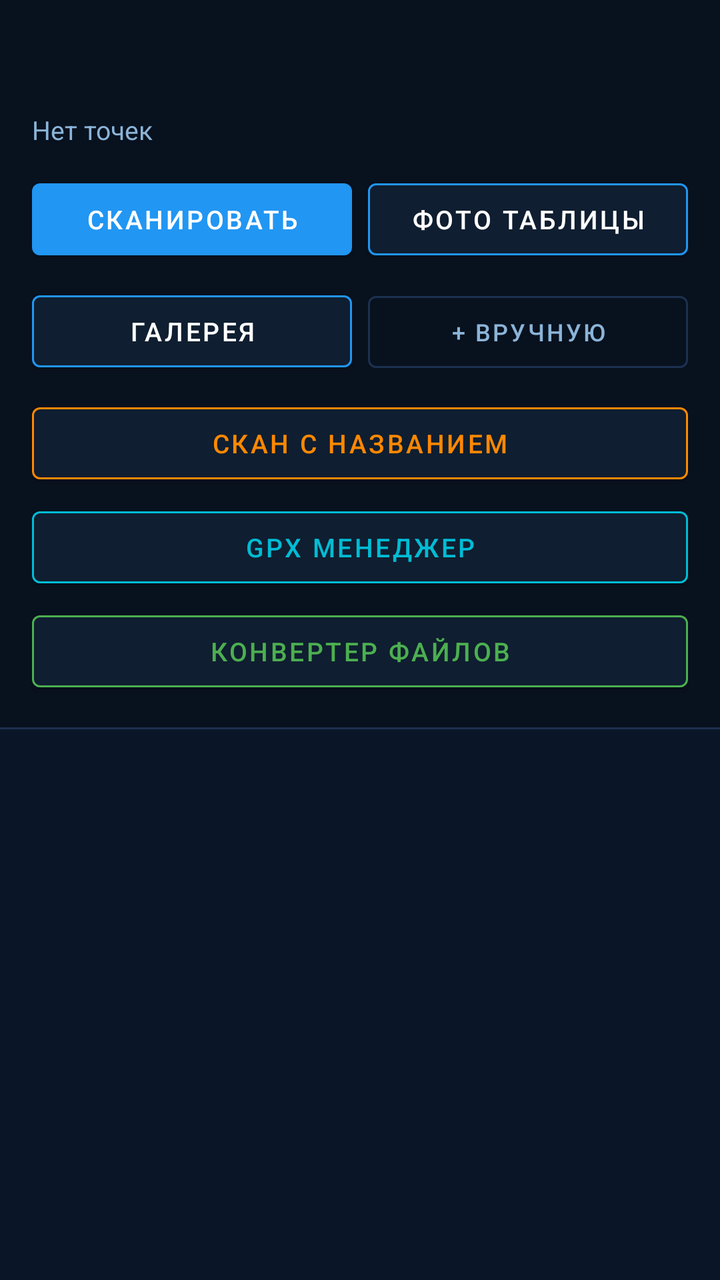
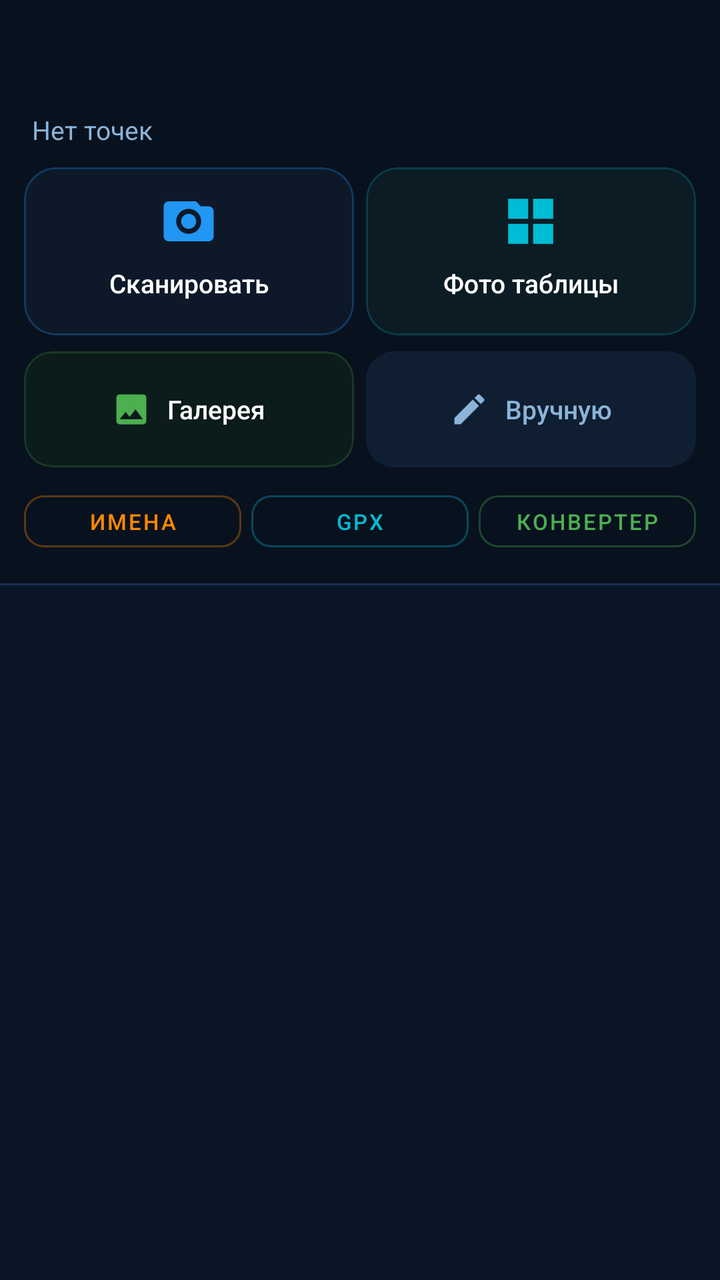

An Android layout rendered at two revisions. The XML below is the earlier revision; the diff shows what the commit changed to produce the second picture.
<!-- AndroidManifest.xml: application theme Theme.CoordScanner -->
<!-- res/layout/activity_main.xml -->
<?xml version="1.0" encoding="utf-8"?>
<androidx.coordinatorlayout.widget.CoordinatorLayout
    xmlns:android="http://schemas.android.com/apk/res/android"
    xmlns:app="http://schemas.android.com/apk/res-auto"
    android:layout_width="match_parent"
    android:layout_height="match_parent"
    android:background="@color/navy_bg">

    <com.google.android.material.appbar.AppBarLayout
        android:layout_width="match_parent"
        android:layout_height="wrap_content"
        android:background="@color/navy_deep"
        app:elevation="0dp">

        <androidx.appcompat.widget.Toolbar
            android:id="@+id/toolbar"
            android:layout_width="match_parent"
            android:layout_height="?attr/actionBarSize"
            android:background="@color/navy_deep"
            app:titleTextColor="@color/white"
            app:subtitleTextColor="@color/text_secondary" />

        
        <LinearLayout
            android:layout_width="match_parent"
            android:layout_height="wrap_content"
            android:orientation="vertical"
            android:paddingHorizontal="16dp"
            android:paddingBottom="14dp">

            <TextView
                android:id="@+id/tvPointCount"
                android:layout_width="match_parent"
                android:layout_height="wrap_content"
                android:text="Нет точек"
                android:textColor="@color/text_secondary"
                android:textSize="13sp"
                android:layout_marginBottom="12dp" />

            <LinearLayout
                android:layout_width="match_parent"
                android:layout_height="wrap_content"
                android:orientation="horizontal"
                android:layout_marginBottom="8dp">

                <com.google.android.material.button.MaterialButton
                    android:id="@+id/btnScan"
                    android:layout_width="0dp"
                    android:layout_height="48dp"
                    android:layout_weight="1"
                    android:layout_marginEnd="8dp"
                    android:text="Сканировать"
                    android:textSize="13sp"
                    android:fontFamily="sans-serif-medium"
                    app:backgroundTint="@color/primary"
                    app:iconTint="@color/white" />

                <com.google.android.material.button.MaterialButton
                    android:id="@+id/btnPhotoBatch"
                    android:layout_width="0dp"
                    android:layout_height="48dp"
                    android:layout_weight="1"
                    android:text="Фото таблицы"
                    android:textSize="13sp"
                    android:fontFamily="sans-serif-medium"
                    app:backgroundTint="@color/navy_surface"
                    app:strokeColor="@color/primary"
                    app:strokeWidth="1dp" />
            </LinearLayout>

            <LinearLayout
                android:layout_width="match_parent"
                android:layout_height="wrap_content"
                android:orientation="horizontal"
                android:layout_marginBottom="8dp">

                <com.google.android.material.button.MaterialButton
                    android:id="@+id/btnGallery"
                    android:layout_width="0dp"
                    android:layout_height="48dp"
                    android:layout_weight="1"
                    android:layout_marginEnd="8dp"
                    android:text="Галерея"
                    android:textSize="13sp"
                    android:fontFamily="sans-serif-medium"
                    app:backgroundTint="@color/navy_surface"
                    app:strokeColor="@color/primary"
                    app:strokeWidth="1dp" />

                <com.google.android.material.button.MaterialButton
                    android:id="@+id/fab"
                    style="@style/Widget.MaterialComponents.Button.OutlinedButton"
                    android:layout_width="0dp"
                    android:layout_height="48dp"
                    android:layout_weight="1"
                    android:text="+ Вручную"
                    android:textColor="@color/text_secondary"
                    android:textSize="12sp"
                    app:strokeColor="@color/navy_stroke" />
            </LinearLayout>

            
            <com.google.android.material.button.MaterialButton
                android:id="@+id/btnColumnScan"
                android:layout_width="match_parent"
                android:layout_height="48dp"
                android:text="Скан с названием"
                android:textSize="13sp"
                android:fontFamily="sans-serif-medium"
                app:backgroundTint="@color/navy_surface"
                app:strokeColor="#FF8800"
                app:strokeWidth="1dp"
                android:textColor="#FF8800" />

            
            <com.google.android.material.button.MaterialButton
                android:id="@+id/btnGpxManager"
                android:layout_width="match_parent"
                android:layout_height="48dp"
                android:layout_marginTop="4dp"
                android:text="GPX Менеджер"
                android:textSize="13sp"
                android:fontFamily="sans-serif-medium"
                app:backgroundTint="@color/navy_surface"
                app:strokeColor="@color/accent"
                app:strokeWidth="1dp"
                android:textColor="@color/accent" />

            
            <com.google.android.material.button.MaterialButton
                android:id="@+id/btnConverter"
                android:layout_width="match_parent"
                android:layout_height="48dp"
                android:layout_marginTop="4dp"
                android:text="Конвертер файлов"
                android:textSize="13sp"
                android:fontFamily="sans-serif-medium"
                app:backgroundTint="@color/navy_surface"
                app:strokeColor="@color/scanner_green"
                app:strokeWidth="1dp"
                android:textColor="@color/scanner_green" />
        </LinearLayout>

        
        <View
            android:layout_width="match_parent"
            android:layout_height="1dp"
            android:background="@color/navy_stroke" />

    </com.google.android.material.appbar.AppBarLayout>

    
    <LinearLayout
        android:layout_width="match_parent"
        android:layout_height="match_parent"
        android:orientation="vertical"
        app:layout_behavior="@string/appbar_scrolling_view_behavior">

        <FrameLayout
            android:layout_width="match_parent"
            android:layout_height="match_parent">

            <androidx.recyclerview.widget.RecyclerView
                android:id="@+id/recyclerView"
                android:layout_width="match_parent"
                android:layout_height="match_parent"
                android:paddingVertical="8dp"
                android:clipToPadding="false" />

            <LinearLayout
                android:id="@+id/emptyState"
                android:layout_width="wrap_content"
                android:layout_height="wrap_content"
                android:layout_gravity="center"
                android:orientation="vertical"
                android:gravity="center"
                android:visibility="gone">

                <TextView
                    android:layout_width="wrap_content"
                    android:layout_height="wrap_content"
                    android:text="📡"
                    android:textSize="56sp" />

                <TextView
                    android:layout_width="wrap_content"
                    android:layout_height="wrap_content"
                    android:text="Точек нет"
                    android:textColor="@color/text_secondary"
                    android:textSize="18sp"
                    android:fontFamily="sans-serif-medium"
                    android:layout_marginTop="12dp" />

                <TextView
                    android:layout_width="wrap_content"
                    android:layout_height="wrap_content"
                    android:text="Нажмите «Сканировать»"
                    android:textColor="@color/text_hint"
                    android:textSize="13sp"
                    android:layout_marginTop="4dp" />
            </LinearLayout>
        </FrameLayout>
    </LinearLayout>

    
    <com.google.android.material.floatingactionbutton.FloatingActionButton
        android:id="@+id/btnExportBar"
        android:layout_width="wrap_content"
        android:layout_height="wrap_content"
        android:layout_gravity="bottom|end"
        android:layout_margin="20dp"
        android:contentDescription="Экспорт GPX"
        android:src="@android:drawable/ic_menu_share"
        app:backgroundTint="@color/navy_surface"
        app:tint="@color/text_secondary"
        app:elevation="4dp"
        android:visibility="gone" />

</androidx.coordinatorlayout.widget.CoordinatorLayout>
<!-- resources referenced by this layout -->
<resources>
  <color name="accent">#00BCD4</color>
  <color name="navy_bg">#0A1628</color>
  <color name="navy_deep">#08111E</color>
  <color name="navy_stroke">#1C3050</color>
  <color name="navy_surface">#0F1E30</color>
  <color name="primary">#2196F3</color>
  <color name="scanner_green">#4CAF50</color>
  <color name="text_hint">#3A5070</color>
  <color name="text_secondary">#8BB4D8</color>
  <color name="white">#FFFFFF</color>
  <style name="Theme.CoordScanner" parent="Theme.MaterialComponents.DayNight.NoActionBar">
          <item name="colorPrimary">@color/primary</item>
          <item name="colorPrimaryVariant">@color/primary_dark</item>
          <item name="colorOnPrimary">@color/on_primary</item>
          <item name="colorSecondary">@color/accent</item>
          <item name="colorSecondaryVariant">@color/accent</item>
          <item name="colorOnSecondary">@color/white</item>
          <item name="android:statusBarColor">@color/navy_deep</item>
          <item name="android:navigationBarColor">@color/navy_deep</item>
          <item name="android:windowBackground">@color/navy_bg</item>
          <item name="materialCardViewStyle">@style/CardStyle</item>
          <item name="colorSurface">@color/navy_surface</item>
          <item name="colorOnSurface">@color/text_primary</item>
      </style>
  <color name="primary_dark">#1565C0</color>
  <color name="on_primary">#FFFFFF</color>
  <style name="CardStyle" parent="Widget.MaterialComponents.CardView">
          <item name="cardElevation">2dp</item>
          <item name="cardCornerRadius">14dp</item>
          <item name="android:layout_marginBottom">6dp</item>
          <item name="cardBackgroundColor">@color/navy_card</item>
          <item name="strokeColor">@color/navy_stroke</item>
          <item name="strokeWidth">1dp</item>
      </style>
  <color name="text_primary">#FFFFFF</color>
  <color name="navy_card">#111E30</color>
</resources>

<!-- the commit's change to res/layout/activity_main.xml (unified diff, before → after) -->
@@ -24,9 +24,11 @@
         <LinearLayout
             android:layout_width="match_parent"
             android:layout_height="wrap_content"
-            android:orientation="vertical"
-            android:paddingHorizontal="16dp"
-            android:paddingBottom="14dp">
+            android:orientation="horizontal"
+            android:gravity="center_vertical"
+            android:paddingStart="16dp"
+            android:paddingEnd="16dp"
+            android:paddingBottom="10dp">
 
             <TextView
                 android:id="@+id/tvPointCount"
@@ -34,111 +36,257 @@
                 android:layout_height="wrap_content"
                 android:text="Нет точек"
                 android:textColor="@color/text_secondary"
-                android:textSize="13sp"
-                android:layout_marginBottom="12dp" />
-
-            <LinearLayout
-                android:layout_width="match_parent"
-                android:layout_height="wrap_content"
-                android:orientation="horizontal"
-                android:layout_marginBottom="8dp">
-
-                <com.google.android.material.button.MaterialButton
-                    android:id="@+id/btnScan"
-                    android:layout_width="0dp"
-                    android:layout_height="48dp"
-                    android:layout_weight="1"
-                    android:layout_marginEnd="8dp"
-                    android:text="Сканировать"
-                    android:textSize="13sp"
-                    android:fontFamily="sans-serif-medium"
-                    app:backgroundTint="@color/primary"
-                    app:iconTint="@color/white" />
-
-                <com.google.android.material.button.MaterialButton
-                    android:id="@+id/btnPhotoBatch"
-                    android:layout_width="0dp"
-                    android:layout_height="48dp"
-                    android:layout_weight="1"
-                    android:text="Фото таблицы"
-                    android:textSize="13sp"
-                    android:fontFamily="sans-serif-medium"
-                    app:backgroundTint="@color/navy_surface"
-                    app:strokeColor="@color/primary"
-                    app:strokeWidth="1dp" />
-            </LinearLayout>
-
-            <LinearLayout
-                android:layout_width="match_parent"
-                android:layout_height="wrap_content"
-                android:orientation="horizontal"
-                android:layout_marginBottom="8dp">
-
-                <com.google.android.material.button.MaterialButton
-                    android:id="@+id/btnGallery"
-                    android:layout_width="0dp"
-                    android:layout_height="48dp"
-                    android:layout_weight="1"
-                    android:layout_marginEnd="8dp"
-                    android:text="Галерея"
-                    android:textSize="13sp"
-                    android:fontFamily="sans-serif-medium"
-                    app:backgroundTint="@color/navy_surface"
-                    app:strokeColor="@color/primary"
-                    app:strokeWidth="1dp" />
-
-                <com.google.android.material.button.MaterialButton
-                    android:id="@+id/fab"
-                    style="@style/Widget.MaterialComponents.Button.OutlinedButton"
-                    android:layout_width="0dp"
-                    android:layout_height="48dp"
-                    android:layout_weight="1"
-                    android:text="+ Вручную"
-                    android:textColor="@color/text_secondary"
-                    android:textSize="12sp"
-                    app:strokeColor="@color/navy_stroke" />
-            </LinearLayout>
-
-            
+                android:textSize="13sp" />
+        </LinearLayout>
+
+        
+        <LinearLayout
+            android:layout_width="match_parent"
+            android:layout_height="wrap_content"
+            android:orientation="horizontal"
+            android:paddingStart="12dp"
+            android:paddingEnd="12dp"
+            android:paddingBottom="8dp">
+
+            <com.google.android.material.card.MaterialCardView
+                android:id="@+id/btnScan"
+                android:layout_width="0dp"
+                android:layout_height="84dp"
+                android:layout_weight="1"
+                android:layout_marginEnd="6dp"
+                android:clickable="true"
+                android:focusable="true"
+                app:cardBackgroundColor="#0D1929"
+                app:cardCornerRadius="16dp"
+                app:cardElevation="0dp"
+                app:strokeColor="#442196F3"
+                app:strokeWidth="1dp"
+                app:rippleColor="#332196F3">
+
+                <LinearLayout
+                    android:layout_width="match_parent"
+                    android:layout_height="match_parent"
+                    android:orientation="vertical"
+                    android:gravity="center"
+                    android:padding="12dp">
+
+                    <ImageView
+                        android:layout_width="30dp"
+                        android:layout_height="30dp"
+                        android:src="@drawable/ic_scan_live"
+                        android:tint="@color/primary"
+                        android:contentDescription="" />
+
+                    <TextView
+                        android:layout_width="wrap_content"
+                        android:layout_height="wrap_content"
+                        android:text="Сканировать"
+                        android:textColor="@color/white"
+                        android:textSize="13sp"
+                        android:fontFamily="sans-serif-medium"
+                        android:layout_marginTop="7dp"
+                        android:gravity="center" />
+
+                    <TextView
+                        android:layout_width="wrap_content"
+                        android:layout_height="wrap_content"
+                        android:text="Живая OCR"
+                        android:textColor="@color/text_hint"
+                        android:textSize="10sp"
+                        android:layout_marginTop="2dp" />
+                </LinearLayout>
+            </com.google.android.material.card.MaterialCardView>
+
+            <com.google.android.material.card.MaterialCardView
+                android:id="@+id/btnPhotoBatch"
+                android:layout_width="0dp"
+                android:layout_height="84dp"
+                android:layout_weight="1"
+                android:clickable="true"
+                android:focusable="true"
+                app:cardBackgroundColor="#0B1C24"
+                app:cardCornerRadius="16dp"
+                app:cardElevation="0dp"
+                app:strokeColor="#3300BCD4"
+                app:strokeWidth="1dp"
+                app:rippleColor="#2200BCD4">
+
+                <LinearLayout
+                    android:layout_width="match_parent"
+                    android:layout_height="match_parent"
+                    android:orientation="vertical"
+                    android:gravity="center"
+                    android:padding="12dp">
+
+                    <ImageView
+                        android:layout_width="30dp"
+                        android:layout_height="30dp"
+                        android:src="@drawable/ic_photo_batch"
+                        android:tint="@color/accent"
+                        android:contentDescription="" />
+
+                    <TextView
+                        android:layout_width="wrap_content"
+                        android:layout_height="wrap_content"
+                        android:text="Фото таблицы"
+                        android:textColor="@color/white"
+                        android:textSize="13sp"
+                        android:fontFamily="sans-serif-medium"
+                        android:layout_marginTop="7dp"
+                        android:gravity="center" />
+
+                    <TextView
+                        android:layout_width="wrap_content"
+                        android:layout_height="wrap_content"
+                        android:text="Пакетный режим"
+                        android:textColor="@color/text_hint"
+                        android:textSize="10sp"
+                        android:layout_marginTop="2dp" />
+                </LinearLayout>
+            </com.google.android.material.card.MaterialCardView>
+        </LinearLayout>
+
+        
+        <LinearLayout
+            android:layout_width="match_parent"
+            android:layout_height="wrap_content"
+            android:orientation="horizontal"
+            android:paddingStart="12dp"
+            android:paddingEnd="12dp"
+            android:paddingBottom="8dp">
+
+            <com.google.android.material.card.MaterialCardView
+                android:id="@+id/btnGallery"
+                android:layout_width="0dp"
+                android:layout_height="58dp"
+                android:layout_weight="1"
+                android:layout_marginEnd="6dp"
+                android:clickable="true"
+                android:focusable="true"
+                app:cardBackgroundColor="#0B1C1A"
+                app:cardCornerRadius="14dp"
+                app:cardElevation="0dp"
+                app:strokeColor="#334CAF50"
+                app:strokeWidth="1dp"
+                app:rippleColor="#224CAF50">
+
+                <LinearLayout
+                    android:layout_width="match_parent"
+                    android:layout_height="match_parent"
+                    android:orientation="horizontal"
+                    android:gravity="center"
+                    android:paddingHorizontal="12dp">
+
+                    <ImageView
+                        android:layout_width="20dp"
+                        android:layout_height="20dp"
+                        android:src="@drawable/ic_gallery"
+                        android:tint="@color/scanner_green"
+                        android:contentDescription="" />
+
+                    <TextView
+                        android:layout_width="wrap_content"
+                        android:layout_height="wrap_content"
+                        android:text="Галерея"
+                        android:textColor="@color/white"
+                        android:textSize="13sp"
+                        android:fontFamily="sans-serif-medium"
+                        android:layout_marginStart="8dp" />
+                </LinearLayout>
+            </com.google.android.material.card.MaterialCardView>
+
+            <com.google.android.material.card.MaterialCardView
+                android:id="@+id/fab"
+                android:layout_width="0dp"
+                android:layout_height="58dp"
+                android:layout_weight="1"
+                android:clickable="true"
+                android:focusable="true"
+                app:cardBackgroundColor="#0F1E30"
+                app:cardCornerRadius="14dp"
+                app:cardElevation="0dp"
+                app:strokeColor="#221C3050"
+                app:strokeWidth="1dp"
+                app:rippleColor="#11FFFFFF">
+
+                <LinearLayout
+                    android:layout_width="match_parent"
+                    android:layout_height="match_parent"
+                    android:orientation="horizontal"
+                    android:gravity="center"
+                    android:paddingHorizontal="12dp">
+
+                    <ImageView
+                        android:layout_width="20dp"
+                        android:layout_height="20dp"
+                        android:src="@drawable/ic_add_manual"
+                        android:tint="@color/text_secondary"
+                        android:contentDescription="" />
+
+                    <TextView
+                        android:layout_width="wrap_content"
+                        android:layout_height="wrap_content"
+                        android:text="Вручную"
+                        android:textColor="@color/text_secondary"
+                        android:textSize="13sp"
+                        android:fontFamily="sans-serif-medium"
+                        android:layout_marginStart="8dp" />
+                </LinearLayout>
+            </com.google.android.material.card.MaterialCardView>
+        </LinearLayout>
+
+        
+        <LinearLayout
+            android:layout_width="match_parent"
+            android:layout_height="wrap_content"
+            android:orientation="horizontal"
+            android:paddingStart="12dp"
+            android:paddingEnd="12dp"
+            android:paddingBottom="12dp">
+
             <com.google.android.material.button.MaterialButton
                 android:id="@+id/btnColumnScan"
-                android:layout_width="match_parent"
-                android:layout_height="48dp"
-                android:text="Скан с названием"
-                android:textSize="13sp"
-                android:fontFamily="sans-serif-medium"
-                app:backgroundTint="@color/navy_surface"
-                app:strokeColor="#FF8800"
-                app:strokeWidth="1dp"
-                android:textColor="#FF8800" />
-
-            
+                style="@style/Widget.MaterialComponents.Button.OutlinedButton"
+                android:layout_width="0dp"
+                android:layout_height="38dp"
+                android:layout_weight="1"
+                android:layout_marginEnd="5dp"
+                android:text="Имена"
+                android:textSize="11sp"
+                android:textColor="#FF8800"
+                android:minWidth="0dp"
+                app:strokeColor="#55FF8800"
+                app:strokeWidth="1dp"
+                app:cornerRadius="10dp" />
+
             <com.google.android.material.button.MaterialButton
                 android:id="@+id/btnGpxManager"
-                android:layout_width="match_parent"
-                android:layout_height="48dp"
-                android:layout_marginTop="4dp"
-                android:text="GPX Менеджер"
-                android:textSize="13sp"
-                android:fontFamily="sans-serif-medium"
-                app:backgroundTint="@color/navy_surface"
-                app:strokeColor="@color/accent"
-                app:strokeWidth="1dp"
-                android:textColor="@color/accent" />
-
-            
+                style="@style/Widget.MaterialComponents.Button.OutlinedButton"
+                android:layout_width="0dp"
+                android:layout_height="38dp"
+                android:layout_weight="1"
+                android:layout_marginEnd="5dp"
+                android:text="GPX"
+                android:textSize="11sp"
+                android:textColor="@color/accent"
+                android:minWidth="0dp"
+                app:strokeColor="#5500BCD4"
+                app:strokeWidth="1dp"
+                app:cornerRadius="10dp" />
+
             <com.google.android.material.button.MaterialButton
                 android:id="@+id/btnConverter"
-                android:layout_width="match_parent"
-                android:layout_height="48dp"
-                android:layout_marginTop="4dp"
-                android:text="Конвертер файлов"
-                android:textSize="13sp"
-                android:fontFamily="sans-serif-medium"
-                app:backgroundTint="@color/navy_surface"
-                app:strokeColor="@color/scanner_green"
-                app:strokeWidth="1dp"
-                android:textColor="@color/scanner_green" />
+                style="@style/Widget.MaterialComponents.Button.OutlinedButton"
+                android:layout_width="0dp"
+                android:layout_height="38dp"
+                android:layout_weight="1"
+                android:text="Конвертер"
+                android:textSize="11sp"
+                android:textColor="@color/scanner_green"
+                android:minWidth="0dp"
+                app:strokeColor="#554CAF50"
+                app:strokeWidth="1dp"
+                app:cornerRadius="10dp" />
         </LinearLayout>
 
         
@@ -150,57 +298,51 @@
     </com.google.android.material.appbar.AppBarLayout>
 
     
-    <LinearLayout
+    <FrameLayout
         android:layout_width="match_parent"
         android:layout_height="match_parent"
-        android:orientation="vertical"
         app:layout_behavior="@string/appbar_scrolling_view_behavior">
 
-        <FrameLayout
-            android:layout_width="match_parent"
-            android:layout_height="match_parent">
-
-            <androidx.recyclerview.widget.RecyclerView
-                android:id="@+id/recyclerView"
-                android:layout_width="match_parent"
-                android:layout_height="match_parent"
-                android:paddingVertical="8dp"
-                android:clipToPadding="false" />
-
-            <LinearLayout
-                android:id="@+id/emptyState"
+        <androidx.recyclerview.widget.RecyclerView
+            android:id="@+id/recyclerView"
+            android:layout_width="match_parent"
+            android:layout_height="match_parent"
+            android:paddingVertical="8dp"
+            android:clipToPadding="false" />
+
+        <LinearLayout
+            android:id="@+id/emptyState"
+            android:layout_width="wrap_content"
+            android:layout_height="wrap_content"
+            android:layout_gravity="center"
+            android:orientation="vertical"
+            android:gravity="center"
+            android:visibility="gone">
+
+            <TextView
                 android:layout_width="wrap_content"
                 android:layout_height="wrap_content"
-                android:layout_gravity="center"
-                android:orientation="vertical"
-                android:gravity="center"
-                android:visibility="gone">
-
-                <TextView
-                    android:layout_width="wrap_content"
-                    android:layout_height="wrap_content"
-                    android:text="📡"
-                    android:textSize="56sp" />
-
-                <TextView
-                    android:layout_width="wrap_content"
-                    android:layout_height="wrap_content"
-                    android:text="Точек нет"
-                    android:textColor="@color/text_secondary"
-                    android:textSize="18sp"
-                    android:fontFamily="sans-serif-medium"
-                    android:layout_marginTop="12dp" />
-
-                <TextView
-                    android:layout_width="wrap_content"
-                    android:layout_height="wrap_content"
-                    android:text="Нажмите «Сканировать»"
-                    android:textColor="@color/text_hint"
-                    android:textSize="13sp"
-                    android:layout_marginTop="4dp" />
-            </LinearLayout>
-        </FrameLayout>
-    </LinearLayout>
+                android:text="📡"
+                android:textSize="56sp" />
+
+            <TextView
+                android:layout_width="wrap_content"
+                android:layout_height="wrap_content"
+                android:text="Точек нет"
+                android:textColor="@color/text_secondary"
+                android:textSize="18sp"
+                android:fontFamily="sans-serif-medium"
+                android:layout_marginTop="12dp" />
+
+            <TextView
+                android:layout_width="wrap_content"
+                android:layout_height="wrap_content"
+                android:text="Нажмите «Сканировать»"
+                android:textColor="@color/text_hint"
+                android:textSize="13sp"
+                android:layout_marginTop="4dp" />
+        </LinearLayout>
+    </FrameLayout>
 
     
     <com.google.android.material.floatingactionbutton.FloatingActionButton
<!-- resource entries referenced after the edit -->
@@ -10,6 +10,50 @@
   <color name="text_hint">#3A5070</color>
   <color name="text_secondary">#8BB4D8</color>
   <color name="white">#FFFFFF</color>
+  <!-- drawable ic_add_manual (drawable) -->
+  <?xml version="1.0" encoding="utf-8"?>
+  <vector xmlns:android="http://schemas.android.com/apk/res/android"
+      android:width="24dp"
+      android:height="24dp"
+      android:viewportWidth="24"
+      android:viewportHeight="24">
+      <path
+          android:fillColor="@android:color/white"
+          android:pathData="M20.71,7.04C21.1,6.65 21.1,6 20.71,5.63L18.37,3.29C18,2.9 17.35,2.9 16.96,3.29L15.12,5.12L18.87,8.87M3,17.25V21H6.75L17.81,9.93L14.06,6.18L3,17.25Z" />
+  </vector>
+  <!-- drawable ic_gallery (drawable) -->
+  <?xml version="1.0" encoding="utf-8"?>
+  <vector xmlns:android="http://schemas.android.com/apk/res/android"
+      android:width="24dp"
+      android:height="24dp"
+      android:viewportWidth="24"
+      android:viewportHeight="24">
+      <path
+          android:fillColor="@android:color/white"
+          android:pathData="M8.5,13.5L11,16.5L14.5,12L19,18H5M21,19V5C21,3.89 20.1,3 19,3H5A2,2 0 0,0 3,5V19A2,2 0 0,0 5,21H19A2,2 0 0,0 21,19Z" />
+  </vector>
+  <!-- drawable ic_photo_batch (drawable) -->
+  <?xml version="1.0" encoding="utf-8"?>
+  <vector xmlns:android="http://schemas.android.com/apk/res/android"
+      android:width="24dp"
+      android:height="24dp"
+      android:viewportWidth="24"
+      android:viewportHeight="24">
+      <path
+          android:fillColor="@android:color/white"
+          android:pathData="M3,3H11V11H3V3M13,3H21V11H13V3M3,13H11V21H3V13M13,13H21V21H13V13Z" />
+  </vector>
+  <!-- drawable ic_scan_live (drawable) -->
+  <?xml version="1.0" encoding="utf-8"?>
+  <vector xmlns:android="http://schemas.android.com/apk/res/android"
+      android:width="24dp"
+      android:height="24dp"
+      android:viewportWidth="24"
+      android:viewportHeight="24">
+      <path
+          android:fillColor="@android:color/white"
+          android:pathData="M4,4A2,2 0 0,0 2,6V18A2,2 0 0,0 4,20H20A2,2 0 0,0 22,18V8A2,2 0 0,0 20,6H16.83L15,4H4M12,7A5,5 0 0,1 17,12A5,5 0 0,1 12,17A5,5 0 0,1 7,12A5,5 0 0,1 12,7M12,9A3,3 0 0,0 9,12A3,3 0 0,0 12,15A3,3 0 0,0 15,12A3,3 0 0,0 12,9Z" />
+  </vector>
   <style name="Theme.CoordScanner" parent="Theme.MaterialComponents.DayNight.NoActionBar">
           <item name="colorPrimary">@color/primary</item>
           <item name="colorPrimaryVariant">@color/primary_dark</item>
